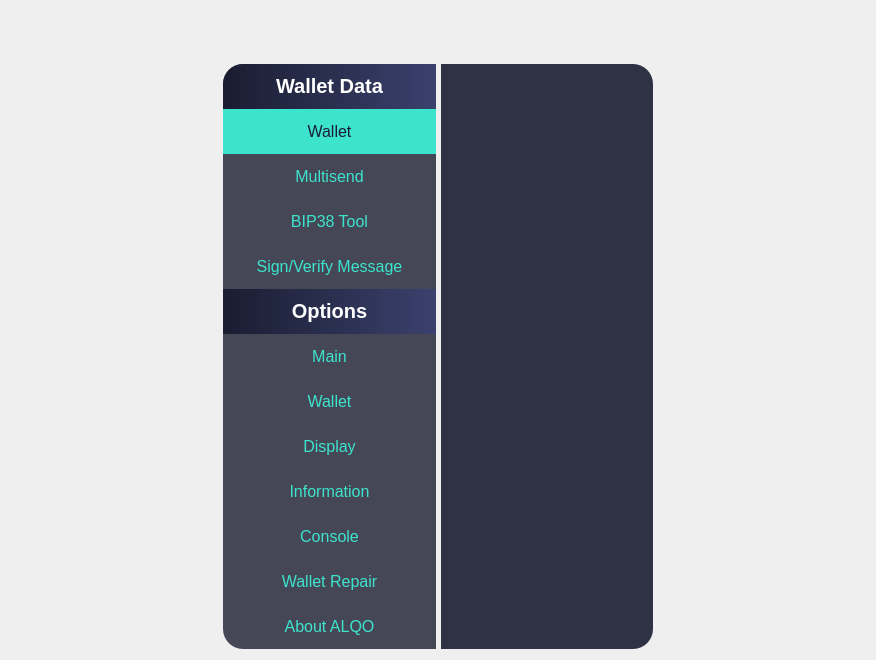
Qt form src/qt/settings/forms/settingswidget.ui (eons-finance/ALQO) before a commit.
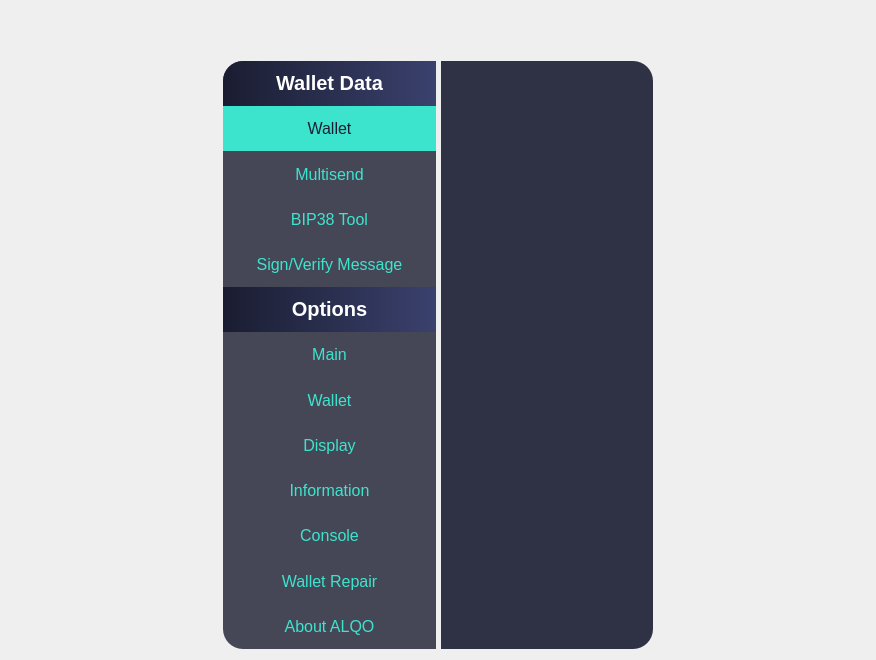
The same form after that commit. Custom widgets are drawn as their Qt base class.

Diff of the .ui file:
```diff
--- a/src/qt/settings/forms/settingswidget.ui
+++ b/src/qt/settings/forms/settingswidget.ui
@@ -16,19 +16,9 @@
   <layout class="QVBoxLayout" name="verticalLayout_3">
    <item>
     <layout class="QVBoxLayout" name="verticalLayout">
-     <item>
-      <spacer name="verticalSpacer">
-       <property name="orientation">
-        <enum>Qt::Vertical</enum>
-       </property>
-       <property name="sizeHint" stdset="0">
-        <size>
-         <width>20</width>
-         <height>40</height>
-        </size>
-       </property>
-      </spacer>
-     </item>
+     <property name="topMargin">
+      <number>50</number>
+     </property>
      <item>
       <layout class="QHBoxLayout" name="horizontalLayout_5">
        <property name="spacing">
@@ -573,7 +563,7 @@
            <number>15</number>
           </property>
           <item>
-           <widget class="QSlideStackedWidget" name="stackedWidgetContainer">
+           <widget class="QStackedWidget" name="stackedWidgetContainer">
             <property name="sizePolicy">
              <sizepolicy hsizetype="Expanding" vsizetype="Preferred">
               <horstretch>0</horstretch>
@@ -620,14 +610,6 @@
    </item>
   </layout>
  </widget>
- <customwidgets>
-  <customwidget>
-   <class>QSlideStackedWidget</class>
-   <extends>QStackedWidget</extends>
-   <header>qt/qslidestakingwidget.h</header>
-   <container>1</container>
-  </customwidget>
- </customwidgets>
  <resources/>
  <connections/>
 </ui>
```
